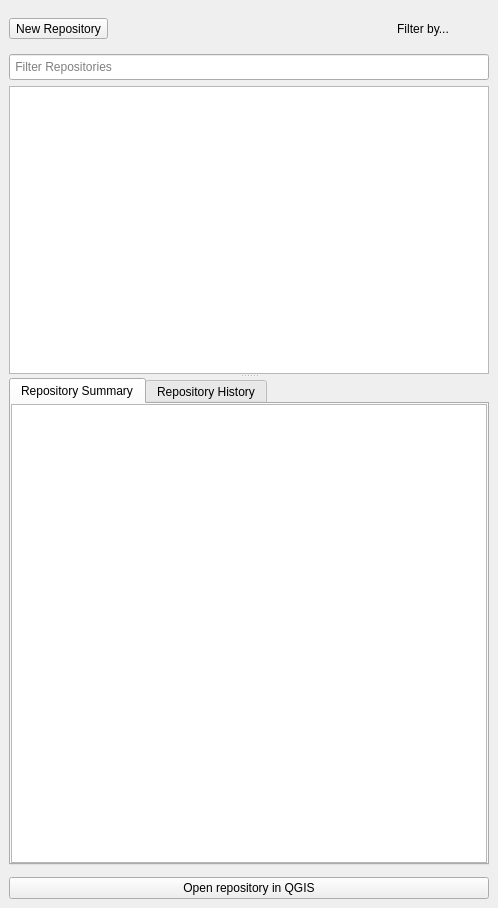
planetfederal/qgis-geogig-plugin, file src/geogig/ui/navigatordialog.ui: the form before one commit.
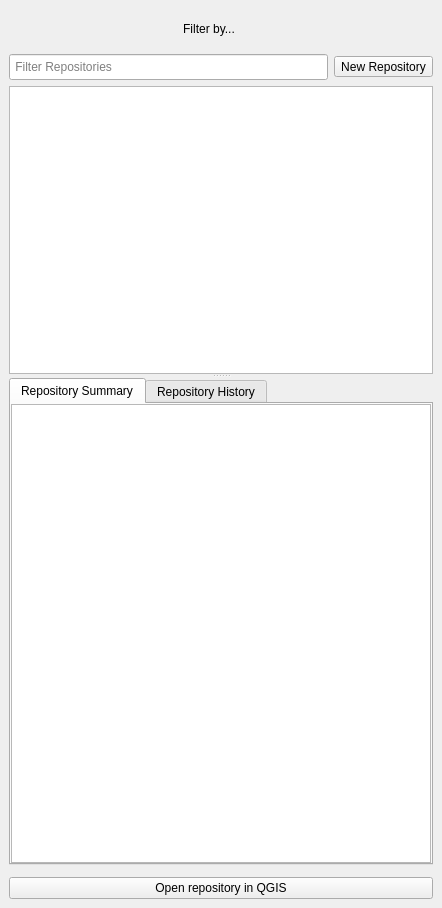
The form after the commit. Icons and pictures are not drawn.

Commit message:
moved new repo button in navigator
better behaviour for filter cuttons

Patch:
```diff
--- a/src/geogig/ui/navigatordialog.ui
+++ b/src/geogig/ui/navigatordialog.ui
@@ -6,7 +6,7 @@
    <rect>
     <x>0</x>
     <y>0</y>
-    <width>498</width>
+    <width>442</width>
     <height>908</height>
    </rect>
   </property>
@@ -25,61 +25,8 @@
   <widget class="QWidget" name="dockWidgetContents">
    <layout class="QVBoxLayout" name="verticalLayout_4">
     <item>
-     <layout class="QHBoxLayout" name="horizontalLayout">
-      <property name="sizeConstraint">
-       <enum>QLayout::SetMaximumSize</enum>
-      </property>
-      <item>
-       <widget class="QToolButton" name="newRepoButton">
-        <property name="maximumSize">
-         <size>
-          <width>150</width>
-          <height>16777215</height>
-         </size>
-        </property>
-        <property name="text">
-         <string>New Repository</string>
-        </property>
-        <property name="icon">
-         <iconset resource="resources/geogigclient_resources.qrc">
-          <normaloff>:/icon/new-repo.png</normaloff>:/icon/new-repo.png</iconset>
-        </property>
-        <property name="toolButtonStyle">
-         <enum>Qt::ToolButtonTextBesideIcon</enum>
-        </property>
-        <property name="autoRaise">
-         <bool>false</bool>
-        </property>
-       </widget>
-      </item>
-      <item>
-       <spacer name="horizontalSpacer">
-        <property name="orientation">
-         <enum>Qt::Horizontal</enum>
-        </property>
-        <property name="sizeHint" stdset="0">
-         <size>
-          <width>40</width>
-          <height>20</height>
-         </size>
-        </property>
-       </spacer>
-      </item>
-      <item>
        <widget class="QWidget" name="filterWidget" native="true">
-        <property name="sizePolicy">
-         <sizepolicy hsizetype="Preferred" vsizetype="Fixed">
-          <horstretch>0</horstretch>
-          <verstretch>0</verstretch>
-         </sizepolicy>
-        </property>
-        <property name="minimumSize">
-         <size>
-          <width>100</width>
-          <height>0</height>
-         </size>
-        </property>
-        <layout class="QHBoxLayout" name="horizontalLayout_3">
+      <layout class="QHBoxLayout" name="horizontalLayout">
          <item>
           <widget class="QToolButton" name="filterButton">
            <property name="sizePolicy">
@@ -126,8 +73,6 @@
         </layout>
        </widget>
       </item>
-     </layout>
-    </item>
     <item>
      <widget class="QSplitter" name="splitter">
       <property name="orientation">
@@ -156,9 +101,6 @@
            </size>
           </property>
           <layout class="QVBoxLayout" name="verticalLayout_3">
-           <property name="spacing">
-            <number>6</number>
-           </property>
            <property name="margin">
             <number>0</number>
            </property>
@@ -174,7 +116,7 @@
                </property>
                <property name="minimumSize">
                 <size>
-                 <width>428</width>
+                 <width>0</width>
                  <height>26</height>
                 </size>
                </property>
@@ -189,6 +131,29 @@
                </property>
               </widget>
              </item>
+             <item>
+              <widget class="QToolButton" name="newRepoButton">
+               <property name="maximumSize">
+                <size>
+                 <width>150</width>
+                 <height>16777215</height>
+                </size>
+               </property>
+               <property name="text">
+                <string>New Repository</string>
+               </property>
+               <property name="icon">
+                <iconset>
+                 <normaloff>:/icon/new-repo.png</normaloff>:/icon/new-repo.png</iconset>
+               </property>
+               <property name="toolButtonStyle">
+                <enum>Qt::ToolButtonTextBesideIcon</enum>
+               </property>
+               <property name="autoRaise">
+                <bool>false</bool>
+               </property>
+              </widget>
+             </item>
             </layout>
            </item>
            <item>
@@ -289,7 +254,7 @@
            </property>
            <property name="minimumSize">
             <size>
-             <width>450</width>
+             <width>0</width>
              <height>400</height>
             </size>
            </property>
```
Left out of the diff: 9 changed lines with no effect on the pictures. Lines whose indentation alone changed are shown as unchanged. The commit also changes 1 other file.
